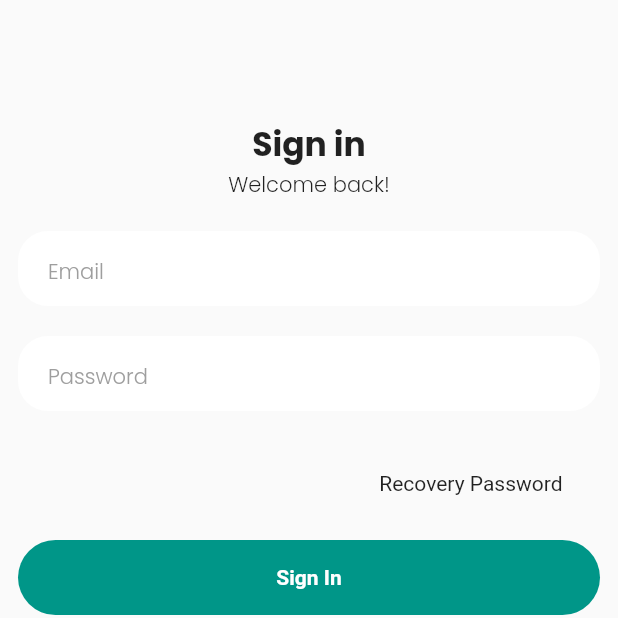
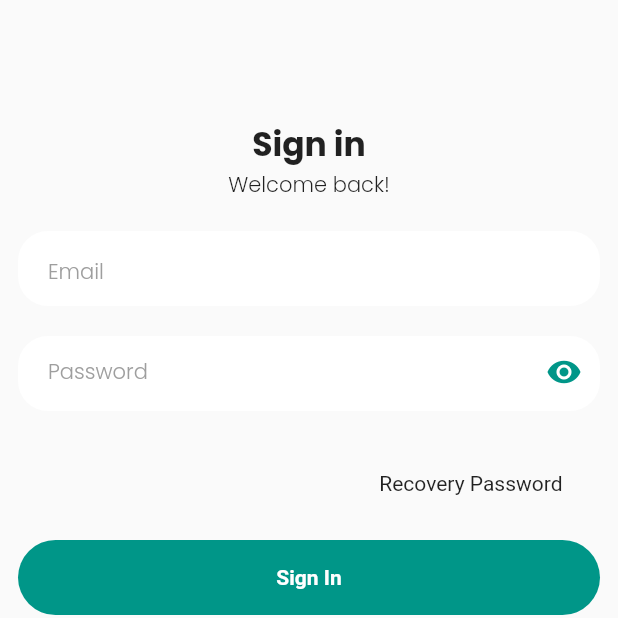
Before and after one commit to JamshaidMallik/amenities_fyp, a Flutter app: the screen it shows after launch, on a phone screen of 412 x 824 dp, the top half of it. Run offline on Flutter 3.47's test engine with Material 2 defaults, Android fonts, the phone set to English and light mode, and no system bars; our stand-ins replace awesome_dialog, cached_network_image, cloud_firestore, dotted_border, firebase_auth, firebase_core and 5 more; accounts and stored records are empty.

Commit message:
code final change

```diff
--- a/lib/controller/auth_controller.dart
+++ b/lib/controller/auth_controller.dart
@@ -24,6 +24,14 @@ class AuthController extends GetxController{
   TextEditingController passwordController = TextEditingController();
   TextEditingController phoneController = TextEditingController();
   final Rx<String> selectedUserType = ''.obs;
+  final RxBool _isVisible = true.obs;
+  RxBool get isVisible => _isVisible;
+  void changeVisibility() {
+    _isVisible.toggle();
+    update();
+  }
+
+
   void updateSelectedStatus(String status) {
     selectedUserType.value = status;
   }
--- a/lib/screens/admin_screen/all_products_screen.dart
+++ b/lib/screens/admin_screen/all_products_screen.dart
@@ -60,7 +60,6 @@ class AllProductScreen extends StatelessWidget {
                              child: Row(
                                children: [
                                  Text(product.productName, style: kSubHeadingText.copyWith(fontSize: 18.0),),
-
                                ],
                              ),
                            ),
--- a/lib/screens/auth_screens/log_in_screen.dart
+++ b/lib/screens/auth_screens/log_in_screen.dart
@@ -28,7 +28,20 @@ class LogInScreen extends StatelessWidget {
               20.0.height,
               customTextField(controller: controller.emailController, hintText: 'Email'),
               20.0.height,
-              customTextField(hintText: 'Password', controller: controller.passwordController, suffixIcon: const Icon(Icons.visibility_off_sharp,)),
+              customTextField(hintText: 'Password', controller: controller.passwordController,  suffixIcon: Obx(() {
+                return GestureDetector(
+                  onTap: () {
+                    controller.changeVisibility();
+                  },
+                  child: Icon(
+                    controller.isVisible.value
+                        ? Icons.visibility
+                        : Icons.visibility_off_sharp,
+                    color: Colors.teal,
+                  ),
+                );
+              }),
+              ),
               30.0.height,
               Padding(
                 padding: const EdgeInsets.only(right: 25, top: 10),
--- a/lib/screens/user_screens/user_order_Screen.dart
+++ b/lib/screens/user_screens/user_order_Screen.dart
@@ -15,7 +15,9 @@ class UserOrders extends StatelessWidget {
           appBar: AppBar(
             title: const Text("Orders"),
           ),
-          body: ListView.builder(
+          body: c.myOrdersList.isEmpty? const Center(
+            child: Text('No Orders'),
+          ): ListView.builder(
             physics: const BouncingScrollPhysics(),
             itemCount: c.myOrdersList.length,
             itemBuilder: (BuildContext context, int index) {
--- a/lib/widgets/custom_text_field.dart
+++ b/lib/widgets/custom_text_field.dart
@@ -1,7 +1,11 @@
 import 'package:flutter/material.dart';
-
+import 'package:get/get.dart';
 import '../constant.dart';
-Widget customTextField({TextEditingController? controller ,required String hintText, Icon? suffixIcon, bool? readOnly, Function(String)? onSubmitted, TextInputType? keyboardType}) {
+import '../controller/auth_controller.dart';
+Widget customTextField({TextEditingController? controller, required String hintText, Widget? suffixIcon, bool? readOnly, Function(String)? onSubmitted, TextInputType? keyboardType,}) {
+  return GetBuilder(
+    init: AuthController(),
+    builder: (ccc) {
       return Container(
         height: 50,
         width: double.infinity,
@@ -11,11 +15,13 @@ Widget customTextField({TextEditingController? controller ,required String hintT
         child: TextField(
           keyboardType:keyboardType ?? TextInputType.text,
           cursorColor: kPrimaryColor,
+          obscureText: hintText == 'Password'? ccc.isVisible.value:  false,
           onSubmitted: onSubmitted,
           readOnly: readOnly ?? false,
           controller: controller,
           textAlignVertical: TextAlignVertical.center,
           decoration: InputDecoration(
+          suffixIcon: suffixIcon,
             hintStyle: kPrimaryGrayText.copyWith(
               fontSize: 14.0
             ),
@@ -28,3 +34,5 @@ Widget customTextField({TextEditingController? controller ,required String hintT
         ),
       );
     }
+  );
+}
```
Also changed, not shown: lib/controller/user_controller.dart (+21 -7 lines), lib/screens/admin_screen/admin_orders_screen.dart (+4 -8 lines), lib/screens/user_screens/building_type_screen.dart (+8 -2 lines), lib/screens/user_screens/user_main_screen.dart (+8 -2 lines), 1 other file. Lines whose indentation alone changed are shown as unchanged.
